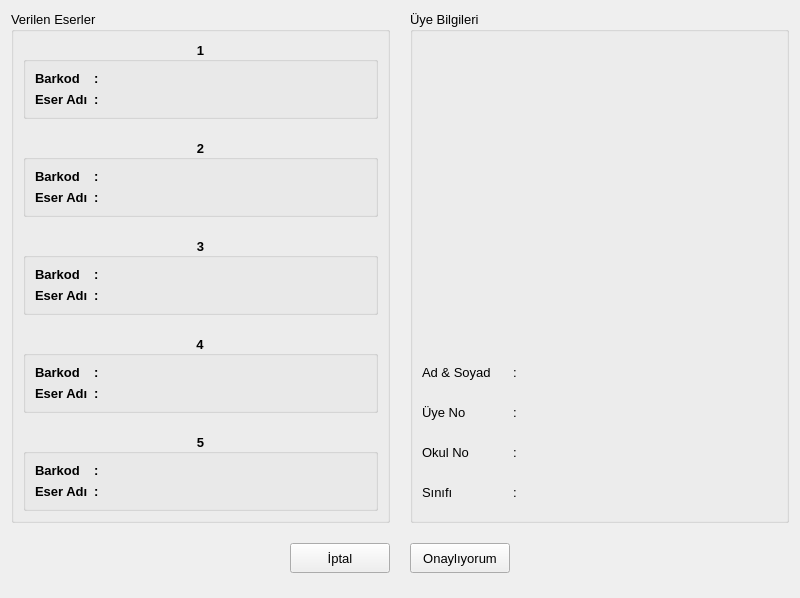
Old version of the form ui/confirmation.ui in the repository mseroglu/kutuphaneOtomasyon.
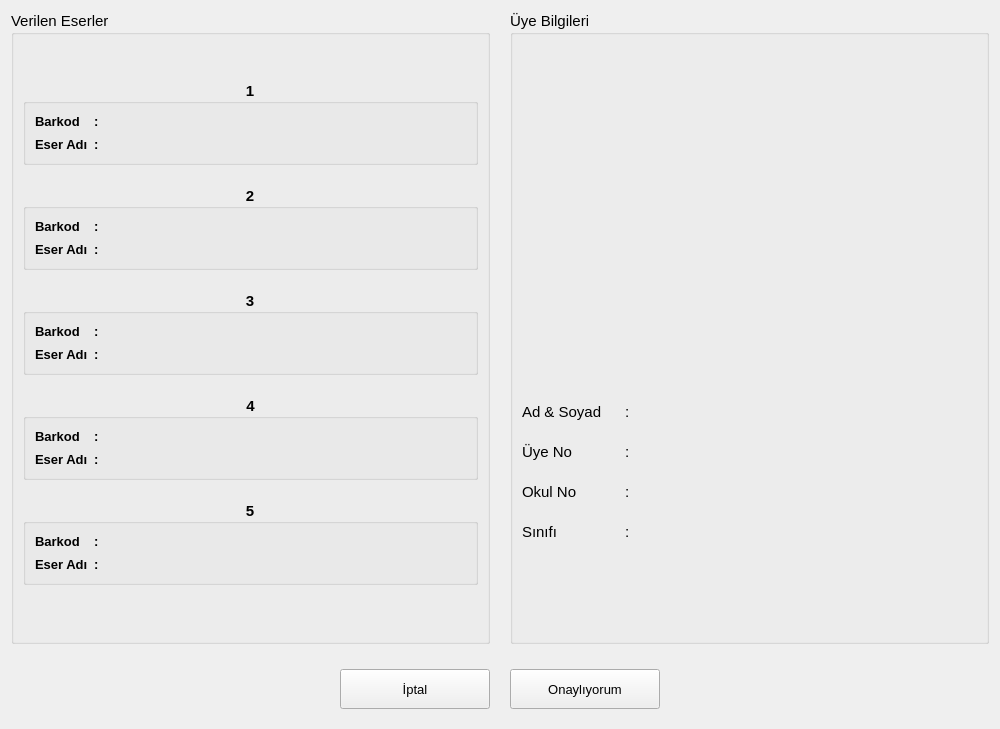
New version of the form. Icons and pictures are not drawn.

```diff
--- a/ui/confirmation.ui
+++ b/ui/confirmation.ui
@@ -6,14 +6,14 @@
    <rect>
     <x>0</x>
     <y>0</y>
-    <width>800</width>
-    <height>520</height>
+    <width>1000</width>
+    <height>729</height>
    </rect>
   </property>
   <property name="maximumSize">
    <size>
-    <width>800</width>
-    <height>520</height>
+    <width>1000</width>
+    <height>750</height>
    </size>
   </property>
   <property name="font">
@@ -32,6 +32,11 @@
     <layout class="QHBoxLayout" name="horizontalLayout_2">
      <item>
       <widget class="QGroupBox" name="groupBox">
+       <property name="font">
+        <font>
+         <pointsize>11</pointsize>
+        </font>
+       </property>
        <property name="title">
         <string>Verilen Eserler</string>
        </property>
@@ -39,6 +44,12 @@
         <property name="spacing">
          <number>20</number>
         </property>
+        <property name="topMargin">
+         <number>0</number>
+        </property>
+        <property name="bottomMargin">
+         <number>11</number>
+        </property>
         <item>
          <spacer name="verticalSpacer_2">
           <property name="orientation">
@@ -75,6 +86,13 @@
                <verstretch>0</verstretch>
               </sizepolicy>
              </property>
+             <property name="font">
+              <font>
+               <pointsize>10</pointsize>
+               <weight>75</weight>
+               <bold>true</bold>
+              </font>
+             </property>
              <property name="text">
               <string>Barkod</string>
              </property>
@@ -88,6 +106,13 @@
                <verstretch>0</verstretch>
               </sizepolicy>
              </property>
+             <property name="font">
+              <font>
+               <pointsize>10</pointsize>
+               <weight>75</weight>
+               <bold>true</bold>
+              </font>
+             </property>
              <property name="text">
               <string>:</string>
              </property>
@@ -95,6 +120,13 @@
            </item>
            <item row="0" column="2">
             <widget class="QLabel" name="label_barkod1">
+             <property name="font">
+              <font>
+               <pointsize>11</pointsize>
+               <weight>50</weight>
+               <bold>false</bold>
+              </font>
+             </property>
              <property name="text">
               <string/>
              </property>
@@ -108,6 +140,13 @@
                <verstretch>0</verstretch>
               </sizepolicy>
              </property>
+             <property name="font">
+              <font>
+               <pointsize>10</pointsize>
+               <weight>75</weight>
+               <bold>true</bold>
+              </font>
+             </property>
              <property name="text">
               <string>Eser Adı</string>
              </property>
@@ -121,6 +160,13 @@
                <verstretch>0</verstretch>
               </sizepolicy>
              </property>
+             <property name="font">
+              <font>
+               <pointsize>10</pointsize>
+               <weight>75</weight>
+               <bold>true</bold>
+              </font>
+             </property>
              <property name="text">
               <string>:</string>
              </property>
@@ -128,6 +174,13 @@
            </item>
            <item row="1" column="2">
             <widget class="QLabel" name="label_eserAdi1">
+             <property name="font">
+              <font>
+               <pointsize>11</pointsize>
+               <weight>50</weight>
+               <bold>false</bold>
+              </font>
+             </property>
              <property name="text">
               <string/>
              </property>
@@ -151,39 +204,6 @@
            <set>Qt::AlignCenter</set>
           </property>
           <layout class="QGridLayout" name="gridLayout_3">
-           <item row="0" column="0">
-            <widget class="QLabel" name="label_18">
-             <property name="sizePolicy">
-              <sizepolicy hsizetype="Fixed" vsizetype="Fixed">
-               <horstretch>0</horstretch>
-               <verstretch>0</verstretch>
-              </sizepolicy>
-             </property>
-             <property name="text">
-              <string>Barkod</string>
-             </property>
-            </widget>
-           </item>
-           <item row="0" column="1">
-            <widget class="QLabel" name="label_19">
-             <property name="sizePolicy">
-              <sizepolicy hsizetype="Fixed" vsizetype="Fixed">
-               <horstretch>0</horstretch>
-               <verstretch>0</verstretch>
-              </sizepolicy>
-             </property>
-             <property name="text">
-              <string>:</string>
-             </property>
-            </widget>
-           </item>
-           <item row="0" column="2">
-            <widget class="QLabel" name="label_barkod2">
-             <property name="text">
-              <string/>
-             </property>
-            </widget>
-           </item>
            <item row="1" column="0">
             <widget class="QLabel" name="label_20">
              <property name="sizePolicy">
@@ -192,6 +212,13 @@
                <verstretch>0</verstretch>
               </sizepolicy>
              </property>
+             <property name="font">
+              <font>
+               <pointsize>10</pointsize>
+               <weight>75</weight>
+               <bold>true</bold>
+              </font>
+             </property>
              <property name="text">
               <string>Eser Adı</string>
              </property>
@@ -205,6 +232,13 @@
                <verstretch>0</verstretch>
               </sizepolicy>
              </property>
+             <property name="font">
+              <font>
+               <pointsize>10</pointsize>
+               <weight>75</weight>
+               <bold>true</bold>
+              </font>
+             </property>
              <property name="text">
               <string>:</string>
              </property>
@@ -212,6 +246,67 @@
            </item>
            <item row="1" column="2">
             <widget class="QLabel" name="label_eserAdi2">
+             <property name="font">
+              <font>
+               <pointsize>11</pointsize>
+               <weight>50</weight>
+               <bold>false</bold>
+              </font>
+             </property>
+             <property name="text">
+              <string/>
+             </property>
+            </widget>
+           </item>
+           <item row="0" column="1">
+            <widget class="QLabel" name="label_19">
+             <property name="sizePolicy">
+              <sizepolicy hsizetype="Fixed" vsizetype="Fixed">
+               <horstretch>0</horstretch>
+               <verstretch>0</verstretch>
+              </sizepolicy>
+             </property>
+             <property name="font">
+              <font>
+               <pointsize>10</pointsize>
+               <weight>75</weight>
+               <bold>true</bold>
+              </font>
+             </property>
+             <property name="text">
+              <string>:</string>
+             </property>
+            </widget>
+           </item>
+           <item row="0" column="0">
+            <widget class="QLabel" name="label_18">
+             <property name="sizePolicy">
+              <sizepolicy hsizetype="Fixed" vsizetype="Fixed">
+               <horstretch>0</horstretch>
+               <verstretch>0</verstretch>
+              </sizepolicy>
+             </property>
+             <property name="font">
+              <font>
+               <pointsize>10</pointsize>
+               <weight>75</weight>
+               <bold>true</bold>
+              </font>
+             </property>
+             <property name="text">
+              <string>Barkod</string>
+             </property>
+            </widget>
+           </item>
+           <item row="0" column="2">
+            <widget class="QLabel" name="label_barkod2">
+             <property name="font">
+              <font>
+               <pointsize>11</pointsize>
+               <weight>50</weight>
+               <bold>false</bold>
+              </font>
+             </property>
              <property name="text">
               <string/>
              </property>
@@ -243,6 +338,13 @@
                <verstretch>0</verstretch>
               </sizepolicy>
              </property>
+             <property name="font">
+              <font>
+               <pointsize>10</pointsize>
+               <weight>75</weight>
+               <bold>true</bold>
+              </font>
+             </property>
              <property name="text">
               <string>Barkod</string>
              </property>
@@ -256,6 +358,13 @@
                <verstretch>0</verstretch>
               </sizepolicy>
              </property>
+             <property name="font">
+              <font>
+               <pointsize>10</pointsize>
+               <weight>75</weight>
+               <bold>true</bold>
+              </font>
+             </property>
              <property name="text">
               <string>:</string>
              </property>
@@ -263,6 +372,13 @@
            </item>
            <item row="0" column="2">
             <widget class="QLabel" name="label_barkod3">
+             <property name="font">
+              <font>
+               <pointsize>11</pointsize>
+               <weight>50</weight>
+               <bold>false</bold>
+              </font>
+             </property>
              <property name="text">
               <string/>
              </property>
@@ -276,6 +392,13 @@
                <verstretch>0</verstretch>
               </sizepolicy>
              </property>
+             <property name="font">
+              <font>
+               <pointsize>10</pointsize>
+               <weight>75</weight>
+               <bold>true</bold>
+              </font>
+             </property>
              <property name="text">
               <string>Eser Adı</string>
              </property>
@@ -289,6 +412,13 @@
                <verstretch>0</verstretch>
               </sizepolicy>
              </property>
+             <property name="font">
+              <font>
+               <pointsize>10</pointsize>
+               <weight>75</weight>
+               <bold>true</bold>
+              </font>
+             </property>
              <property name="text">
               <string>:</string>
              </property>
@@ -296,6 +426,13 @@
            </item>
            <item row="1" column="2">
             <widget class="QLabel" name="label_eserAdi3">
+             <property name="font">
+              <font>
+               <pointsize>11</pointsize>
+               <weight>50</weight>
+               <bold>false</bold>
+              </font>
+             </property>
              <property name="text">
               <string/>
              </property>
@@ -327,6 +464,13 @@
                <verstretch>0</verstretch>
               </sizepolicy>
              </property>
+             <property name="font">
+              <font>
+               <pointsize>10</pointsize>
+               <weight>75</weight>
+               <bold>true</bold>
+              </font>
+             </property>
              <property name="text">
               <string>Barkod</string>
              </property>
@@ -340,6 +484,13 @@
                <verstretch>0</verstretch>
               </sizepolicy>
              </property>
+             <property name="font">
+              <font>
+               <pointsize>10</pointsize>
+               <weight>75</weight>
+               <bold>true</bold>
+              </font>
+             </property>
              <property name="text">
               <string>:</string>
              </property>
@@ -347,6 +498,13 @@
            </item>
            <item row="0" column="2">
             <widget class="QLabel" name="label_barkod4">
+             <property name="font">
+              <font>
+               <pointsize>11</pointsize>
+               <weight>50</weight>
+               <bold>false</bold>
+              </font>
+             </property>
              <property name="text">
               <string/>
              </property>
@@ -360,6 +518,13 @@
                <verstretch>0</verstretch>
               </sizepolicy>
              </property>
+             <property name="font">
+              <font>
+               <pointsize>10</pointsize>
+               <weight>75</weight>
+               <bold>true</bold>
+              </font>
+             </property>
              <property name="text">
               <string>Eser Adı</string>
              </property>
@@ -373,6 +538,13 @@
                <verstretch>0</verstretch>
               </sizepolicy>
              </property>
+             <property name="font">
+              <font>
+               <pointsize>10</pointsize>
+               <weight>75</weight>
+               <bold>true</bold>
+              </font>
+             </property>
              <property name="text">
               <string>:</string>
              </property>
@@ -380,6 +552,13 @@
            </item>
            <item row="1" column="2">
             <widget class="QLabel" name="label_eserAdi4">
+             <property name="font">
+              <font>
+               <pointsize>11</pointsize>
+               <weight>50</weight>
+               <bold>false</bold>
+              </font>
+             </property>
              <property name="text">
               <string/>
              </property>
@@ -411,6 +590,13 @@
                <verstretch>0</verstretch>
               </sizepolicy>
              </property>
+             <property name="font">
+              <font>
+               <pointsize>10</pointsize>
+               <weight>75</weight>
+               <bold>true</bold>
+              </font>
+             </property>
              <property name="text">
               <string>Barkod</string>
              </property>
@@ -424,6 +610,13 @@
                <verstretch>0</verstretch>
               </sizepolicy>
              </property>
+             <property name="font">
+              <font>
+               <pointsize>10</pointsize>
+               <weight>75</weight>
+               <bold>true</bold>
+              </font>
+             </property>
              <property name="text">
               <string>:</string>
              </property>
@@ -431,6 +624,13 @@
            </item>
            <item row="0" column="2">
             <widget class="QLabel" name="label_barkod5">
+             <property name="font">
+              <font>
+               <pointsize>11</pointsize>
+               <weight>50</weight>
+               <bold>false</bold>
+              </font>
+             </property>
              <property name="text">
               <string/>
              </property>
@@ -444,6 +644,13 @@
                <verstretch>0</verstretch>
               </sizepolicy>
              </property>
+             <property name="font">
+              <font>
+               <pointsize>10</pointsize>
+               <weight>75</weight>
+               <bold>true</bold>
+              </font>
+             </property>
              <property name="text">
               <string>Eser Adı</string>
              </property>
@@ -457,6 +664,13 @@
                <verstretch>0</verstretch>
               </sizepolicy>
              </property>
+             <property name="font">
+              <font>
+               <pointsize>10</pointsize>
+               <weight>75</weight>
+               <bold>true</bold>
+              </font>
+             </property>
              <property name="text">
               <string>:</string>
              </property>
@@ -464,6 +678,13 @@
            </item>
            <item row="1" column="2">
             <widget class="QLabel" name="label_eserAdi5">
+             <property name="font">
+              <font>
+               <pointsize>11</pointsize>
+               <weight>50</weight>
+               <bold>false</bold>
+              </font>
+             </property>
              <property name="text">
               <string/>
              </property>
@@ -490,6 +711,11 @@
      </item>
      <item>
       <widget class="QGroupBox" name="groupBox_21">
+       <property name="font">
+        <font>
+         <pointsize>11</pointsize>
+        </font>
+       </property>
        <property name="title">
         <string>Üye Bilgileri</string>
        </property>
@@ -497,8 +723,11 @@
         <property name="spacing">
          <number>0</number>
         </property>
+        <property name="topMargin">
+         <number>100</number>
+        </property>
         <property name="bottomMargin">
-         <number>20</number>
+         <number>100</number>
         </property>
         <item>
          <layout class="QHBoxLayout" name="horizontalLayout_3">
@@ -929,8 +1158,8 @@
       <widget class="QPushButton" name="btn_escape">
        <property name="minimumSize">
         <size>
-         <width>100</width>
-         <height>30</height>
+         <width>150</width>
+         <height>40</height>
         </size>
        </property>
        <property name="maximumSize">
@@ -948,8 +1177,8 @@
       <widget class="QPushButton" name="btn_ok">
        <property name="minimumSize">
         <size>
-         <width>100</width>
-         <height>30</height>
+         <width>150</width>
+         <height>40</height>
         </size>
        </property>
        <property name="maximumSize">
```
